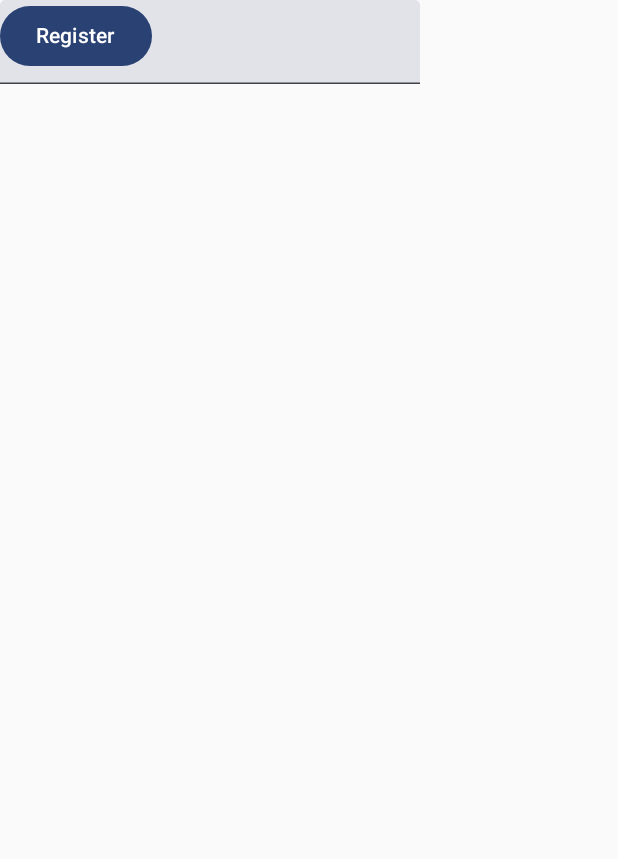
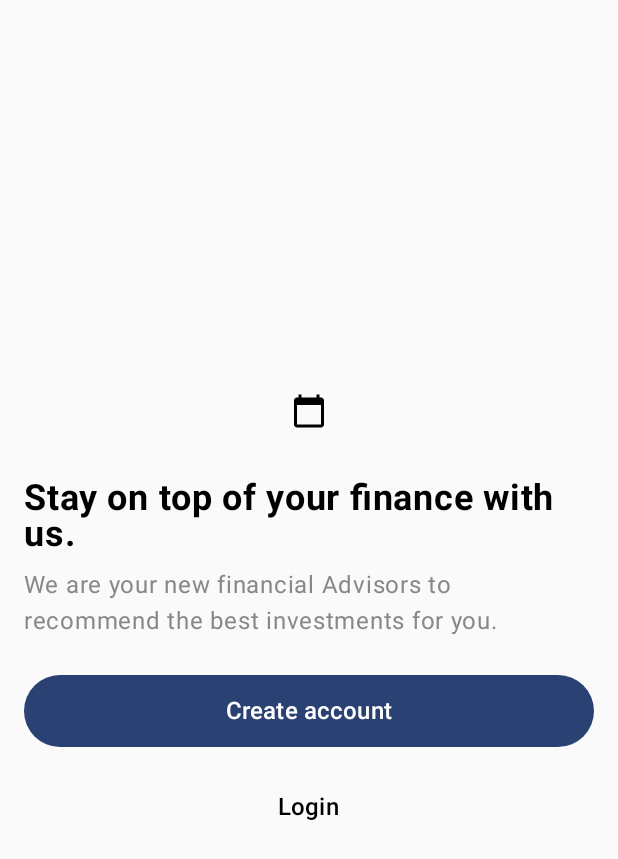
Before and after one commit to codevalley/XSpends-Android, an Android app built with Jetpack Compose: the screen it shows after launch (MainActivity), on a phone screen of 412 x 824 dp. Shown: the top 859 px of the screen. Run offline under Robolectric (Android 15) with nearby library versions, the phone set to English and light mode, and no system bars; our stand-ins replace Dagger/Hilt's generated code.

Commit message:
Updated registerUser UI, and added Relay plugin

```diff
--- a/app/src/main/AndroidManifest.xml
+++ b/app/src/main/AndroidManifest.xml
@@ -1,8 +1,10 @@
 <?xml version="1.0" encoding="utf-8"?>
 <manifest xmlns:android="http://schemas.android.com/apk/res/android"
     xmlns:tools="http://schemas.android.com/tools">
-
+    <uses-permission android:name="android.permission.INTERNET"/>
     <application
+        android:usesCleartextTraffic="true"
+        android:name=".MyApplication"
         android:allowBackup="true"
         android:dataExtractionRules="@xml/data_extraction_rules"
         android:fullBackupContent="@xml/backup_rules"
@@ -11,7 +13,7 @@
         android:roundIcon="@mipmap/ic_launcher_round"
         android:supportsRtl="true"
         android:theme="@style/Theme.XSpends"
-        tools:targetApi="31">
+        >
         <activity
             android:name=".MainActivity"
             android:exported="true"
--- a/app/src/main/java/me/nyn/xspends/data/repository/AuthRepository.kt
+++ b/app/src/main/java/me/nyn/xspends/data/repository/AuthRepository.kt
@@ -1,16 +1,20 @@
 package me.nyn.xspends.data.repository
+
+import android.util.Log
 import me.nyn.xspends.data.models.RegisterUserRequest
 import me.nyn.xspends.data.models.RegisterUserResponse
 import me.nyn.xspends.data.network.ApiService
 import retrofit2.Response
+import javax.inject.Inject
 
-class AuthRepository(private val apiService: ApiService) {
+class AuthRepository @Inject constructor(private val apiService: ApiService) {
 
     suspend fun registerUser(registerRequest: RegisterUserRequest): RegisterUserResponse {
         val response: Response<RegisterUserResponse> = apiService.registerUser(registerRequest)
         if (response.isSuccessful && response.body() != null) {
             return response.body()!!
         } else {
+            Log.d("RegisterUser", "error:" + response.errorBody()?.string())
             // Handle the error according to the error body or the status code
             // For example, throw a custom exception or return a default value
             throw Exception("Registration failed: ${response.errorBody()?.string() ?: "Unknown error"}")
--- a/app/src/main/java/me/nyn/xspends/di/NetworkModule.kt
+++ b/app/src/main/java/me/nyn/xspends/di/NetworkModule.kt
@@ -17,7 +17,7 @@ object NetworkModule {
     @Provides
     fun provideRetrofit(): Retrofit {
         return Retrofit.Builder()
-            .baseUrl("YOUR_BASE_URL")
+            .baseUrl("http://xspends.eastus.cloudapp.azure.com")
             .addConverterFactory(GsonConverterFactory.create())
             .build()
     }
--- a/app/src/main/java/me/nyn/xspends/ui/screens/RegisterScreen.kt
+++ b/app/src/main/java/me/nyn/xspends/ui/screens/RegisterScreen.kt
@@ -1,48 +1,70 @@
 package me.nyn.xspends.ui.screens
 
+import androidx.compose.foundation.Image
+import androidx.compose.foundation.layout.*
+import androidx.compose.material3.Button
+import androidx.compose.material3.Text
+import androidx.compose.material3.TextButton
 import androidx.compose.runtime.Composable
-import androidx.compose.runtime.remember
-import androidx.compose.runtime.mutableStateOf
-import androidx.compose.runtime.getValue
-import androidx.compose.runtime.setValue
-import androidx.compose.material3.Button
-import androidx.compose.material3.ExperimentalMaterial3Api
-import androidx.compose.material3.Text
-import androidx.compose.material3.TextField
-import androidx.compose.runtime.collectAsState
+import androidx.compose.ui.Alignment
+import androidx.compose.ui.Modifier
+import androidx.compose.ui.graphics.Color
+import androidx.compose.ui.res.painterResource
+import androidx.compose.ui.text.font.FontWeight
+import androidx.compose.ui.unit.dp
+import androidx.compose.ui.unit.sp
 import androidx.hilt.navigation.compose.hiltViewModel
 import androidx.navigation.NavController
+import me.nyn.xspends.R
 import me.nyn.xspends.viewmodel.AuthViewModel
-import me.nyn.xspends.viewmodel.RegisterUiState
 
-@OptIn(ExperimentalMaterial3Api::class)
 @Composable
 fun RegisterScreen(navController: NavController, viewModel: AuthViewModel = hiltViewModel()) {
-    val uiState by viewModel.uiState.collectAsState()
-    var username by remember { mutableStateOf("") }
-    var email by remember { mutableStateOf("") }
-    var password by remember { mutableStateOf("") }
-
-    TextField(value = username, onValueChange = { username = it }, label = { Text("Username") })
-    TextField(value = email, onValueChange = { email = it }, label = { Text("Email") })
-    TextField(value = password, onValueChange = { password = it }, label = { Text("Password") })
-    Button(onClick = { viewModel.register(username, password, email) }) {
-        Text("Register")
-    }
-
-    when (uiState) {
-        is RegisterUiState.Loading -> {
-            // Show loading indicator
+    Column(
+        modifier = Modifier
+            .fillMaxSize()
+            .padding(16.dp),
+        horizontalAlignment = Alignment.CenterHorizontally,
+        verticalArrangement = Arrangement.Center
+    ) {
+        // Replace R.drawable.ic_financial_graph with your image resource
+        Image(
+            painter = painterResource(id = com.google.android.material.R.drawable.material_ic_calendar_black_24dp),
+            contentDescription = "Financial Graph",
+            modifier = Modifier.fillMaxWidth()
+        )
+        Spacer(modifier = Modifier.height(32.dp))
+        Text(
+            text = "Stay on top of your finance with us.",
+            fontWeight = FontWeight.Bold,
+            fontSize = 24.sp,
+            color = Color.Black
+        )
+        Spacer(modifier = Modifier.height(8.dp))
+        Text(
+            text = "We are your new financial Advisors to recommend the best investments for you.",
+            fontSize = 16.sp,
+            color = Color.Gray
+        )
+        Spacer(modifier = Modifier.height(24.dp))
+        Button(
+            onClick = {
+                // Handle create account action
+            },
+            modifier = Modifier
+                .fillMaxWidth()
+                .height(48.dp)
+        ) {
+            Text(text = "Create account", fontSize = 16.sp)
         }
-        is RegisterUiState.Success -> {
-            // Handle success, navigate to another screen, etc.
-        }
-        is RegisterUiState.Error -> {
-            // Show error message
-        }
-        else -> {
-            // Perhaps do nothing or reset the UI to an empty state
+        Spacer(modifier = Modifier.height(16.dp))
+        TextButton(
+            onClick = {
+                // Handle login action
+            },
+            modifier = Modifier.fillMaxWidth()
+        ) {
+            Text(text = "Login", fontSize = 16.sp, color = Color.Black)
         }
     }
-
 }
--- a/app/src/main/java/me/nyn/xspends/viewmodel/AuthViewModel.kt
+++ b/app/src/main/java/me/nyn/xspends/viewmodel/AuthViewModel.kt
@@ -26,7 +26,7 @@ class AuthViewModel @Inject constructor(
 
     // Example of setting UI state
     fun register(username: String, password: String, email: String) {
-        viewModelScope.lßaunch {
+        viewModelScope.launch {
             _uiState.value = RegisterUiState.Loading
             try {
                 val response = authRepository.registerUser(RegisterUserRequest(username, password, email))
--- a/settings.gradle.kts
+++ b/settings.gradle.kts
@@ -8,6 +8,7 @@ pluginManagement {
 dependencyResolutionManagement {
     repositoriesMode.set(RepositoriesMode.FAIL_ON_PROJECT_REPOS)
     repositories {
+        gradlePluginPortal()
         google()
         mavenCentral()
     }
```
Also changed, not shown: app/build.gradle.kts (+11 -6 lines).
